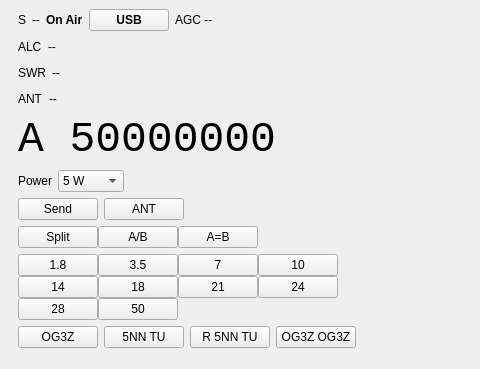
Above: mainwindow.ui from eloranta/HamVibe before the change; both pictures show x 0 to 480 and y 0 to 369 of the 800 by 600 pixel window. Below: the same form after it.
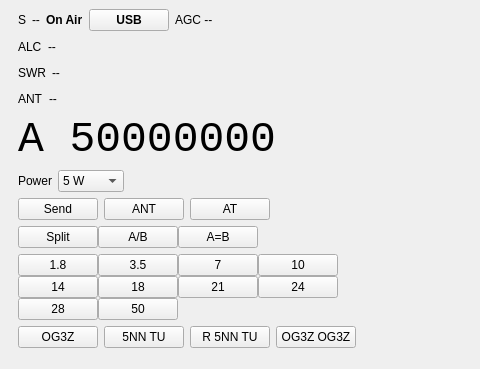
That is the form after the change. Custom widgets are drawn as their Qt base class.

Commit message: add tuner toggle button

```diff
--- a/mainwindow.ui
+++ b/mainwindow.ui
@@ -381,6 +381,13 @@
              </property>
             </widget>
            </item>
+           <item>
+            <widget class="QPushButton" name="tunerToggleButton">
+             <property name="text">
+              <string>AT</string>
+             </property>
+            </widget>
+           </item>
            <item>
             <spacer name="sendSpacer">
              <property name="orientation">
```
Left out of the diff: 9 changed lines with no effect on the pictures. The commit also changes 4 other files.
